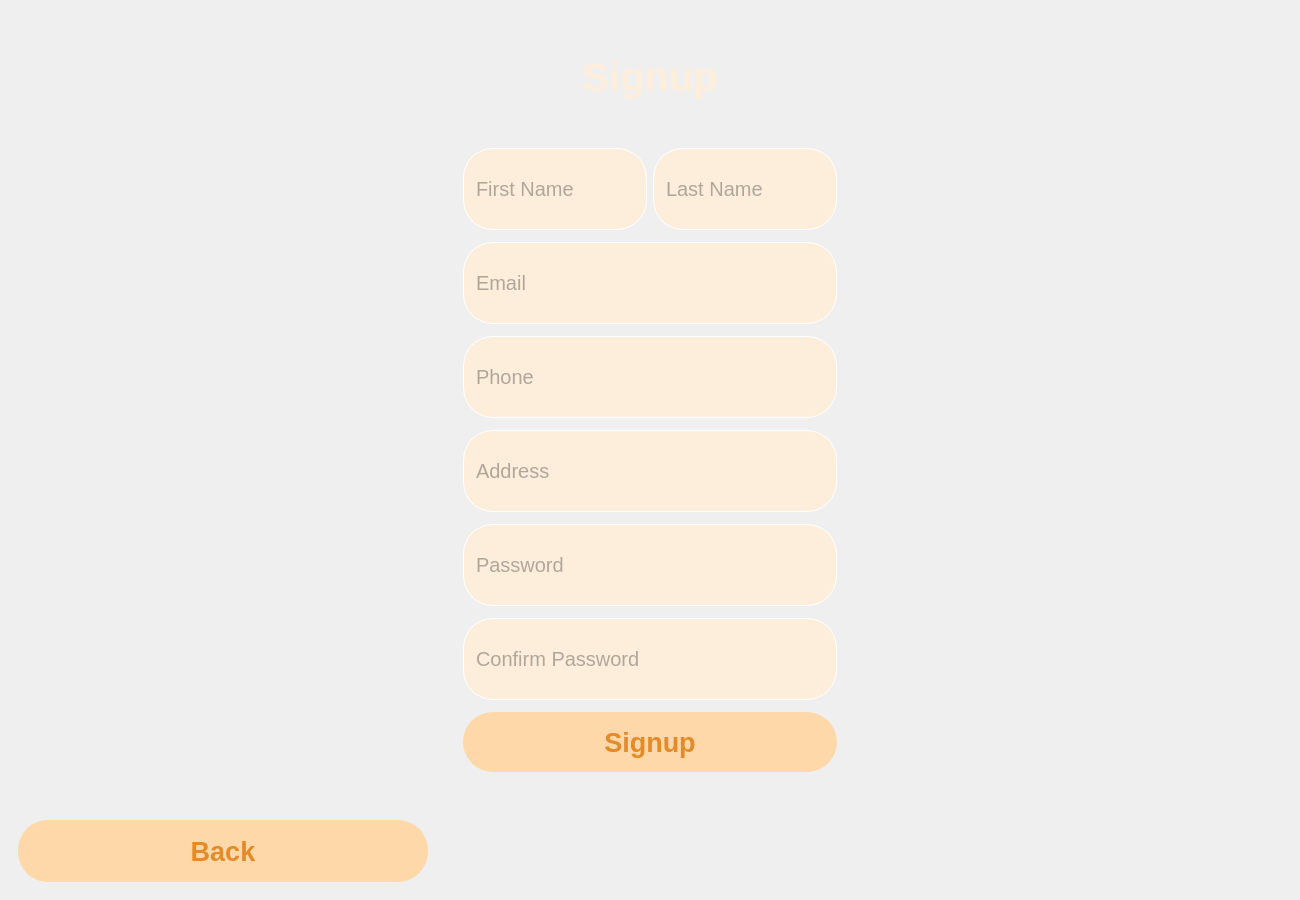
Old version of the form Forms/signup.ui in the repository esraa-emary/Task-Worker-Matching.
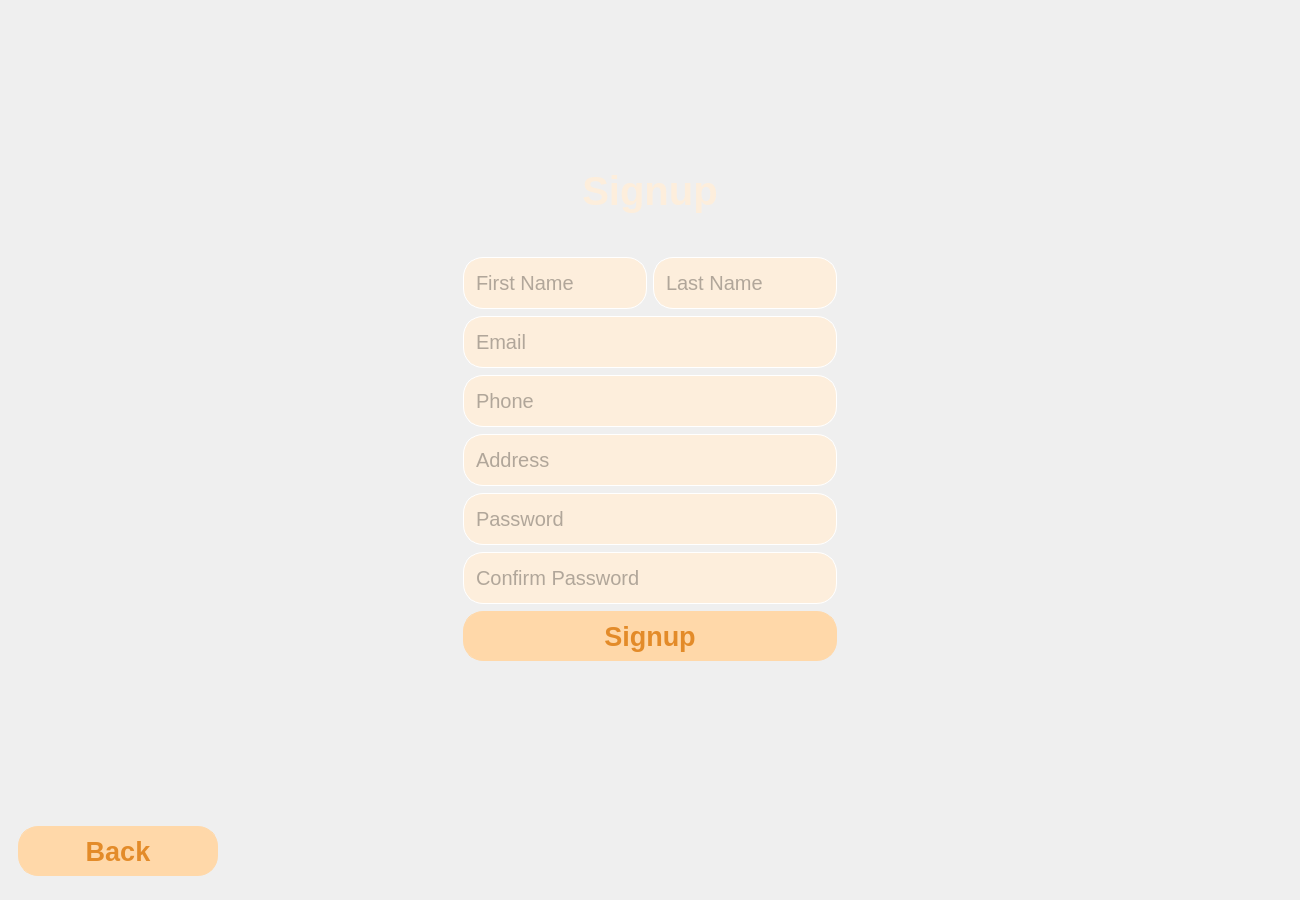
New version of the form.

The edit to the form file:
```diff
--- a/Forms/signup.ui
+++ b/Forms/signup.ui
@@ -49,7 +49,7 @@
 	border: 1px solid #FFD8A9;
     height: 20px;
     background-color: #FFD8A9;
-border-radius: 30px;
+border-radius: 20px;
 color:#E38B29;
 }
 
@@ -74,8 +74,8 @@
         <widget class="QPushButton" name="back">
          <property name="maximumSize">
           <size>
-           <width>410</width>
-           <height>75</height>
+           <width>200</width>
+           <height>50</height>
           </size>
          </property>
          <property name="font">
@@ -119,7 +119,7 @@
          <property name="maximumSize">
           <size>
            <width>410</width>
-           <height>800</height>
+           <height>550</height>
           </size>
          </property>
          <property name="frameShape">
@@ -133,20 +133,19 @@
            <widget class="QFrame" name="frame_2">
             <property name="styleSheet">
              <string notr="true">QLineEdit{
-	height: 80px;
+	height: 50px;
 	border-radius: 10px;
 	border: 1px solid #fff;
 	padding-left:10px;
 	background-color: #FDEEDC;
 
-border-radius: 30px;
+border-radius: 20px;
 }
 
 QPushButton{
 	border: 1px solid #FFD8A9;
-    height: 20px;
     background-color: #FFD8A9;
-border-radius: 30px;
+border-radius: 20px;
 color:#E38B29;
 }
 
@@ -235,7 +234,7 @@
                <property name="maximumSize">
                 <size>
                  <width>16777215</width>
-                 <height>60</height>
+                 <height>50</height>
                 </size>
                </property>
                <property name="font">
```
